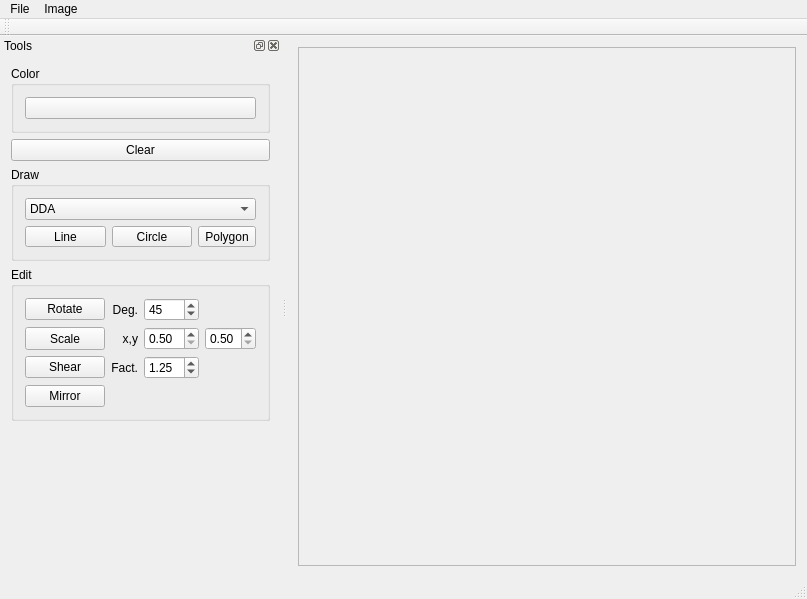
The window that src/ImageViewer.ui (IDemandASandwich/ImageViewer) describes before a commit, drawn with Qt 5.
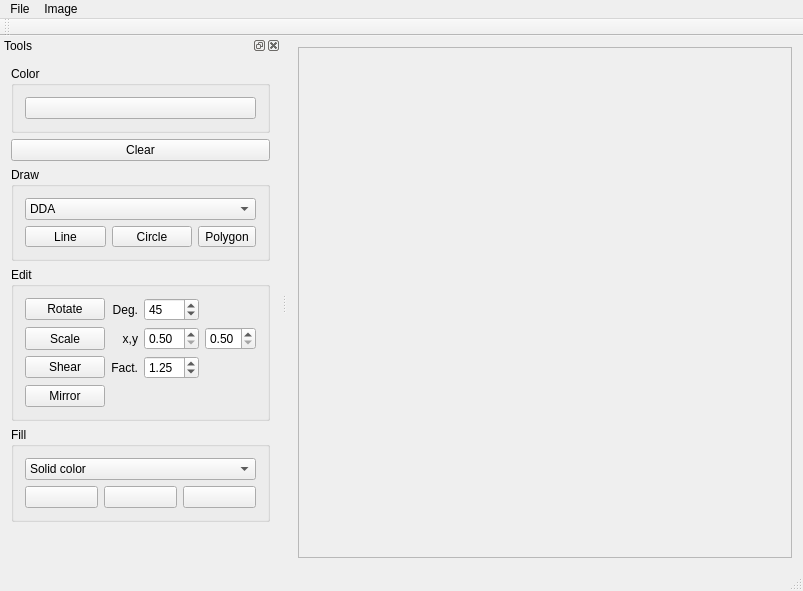
The same window after the commit.

Commit message: Nearest-neighbor fill working correctly.

What changed in the file:
```diff
--- a/src/ImageViewer.ui
+++ b/src/ImageViewer.ui
@@ -6,8 +6,8 @@
    <rect>
     <x>0</x>
     <y>0</y>
-    <width>807</width>
-    <height>599</height>
+    <width>803</width>
+    <height>591</height>
    </rect>
   </property>
   <property name="windowTitle">
@@ -25,8 +25,8 @@
         <rect>
          <x>0</x>
          <y>0</y>
-         <width>534</width>
-         <height>524</height>
+         <width>524</width>
+         <height>516</height>
         </rect>
        </property>
       </widget>
@@ -39,7 +39,7 @@
     <rect>
      <x>0</x>
      <y>0</y>
-     <width>807</width>
+     <width>803</width>
      <height>22</height>
     </rect>
    </property>
@@ -71,6 +71,18 @@
   </widget>
   <widget class="QStatusBar" name="statusBar"/>
   <widget class="QDockWidget" name="dockWidget">
+   <property name="sizePolicy">
+    <sizepolicy hsizetype="Fixed" vsizetype="Fixed">
+     <horstretch>0</horstretch>
+     <verstretch>0</verstretch>
+    </sizepolicy>
+   </property>
+   <property name="minimumSize">
+    <size>
+     <width>255</width>
+     <height>480</height>
+    </size>
+   </property>
    <property name="windowTitle">
     <string>Tools</string>
    </property>
@@ -338,6 +350,47 @@
        </layout>
       </widget>
      </item>
+     <item>
+      <widget class="QGroupBox" name="groupBoxFill">
+       <property name="title">
+        <string>Fill</string>
+       </property>
+       <layout class="QGridLayout" name="gridLayout_5">
+        <item row="0" column="0">
+         <layout class="QGridLayout" name="gridLayout_2">
+          <item row="1" column="0">
+           <widget class="QPushButton" name="pushButtonColorA"/>
+          </item>
+          <item row="1" column="1">
+           <widget class="QPushButton" name="pushButtonColorB"/>
+          </item>
+          <item row="1" column="2">
+           <widget class="QPushButton" name="pushButtonColorC"/>
+          </item>
+          <item row="0" column="0" colspan="3">
+           <widget class="QComboBox" name="comboBoxFillType">
+            <item>
+             <property name="text">
+              <string>Solid color</string>
+             </property>
+            </item>
+            <item>
+             <property name="text">
+              <string>Nearest-neighbor</string>
+             </property>
+            </item>
+            <item>
+             <property name="text">
+              <string>Barycentric</string>
+             </property>
+            </item>
+           </widget>
+          </item>
+         </layout>
+        </item>
+       </layout>
+      </widget>
+     </item>
      <item>
       <spacer name="verticalSpacer">
        <property name="orientation">
```
Left out of the diff: 50 changed lines with no effect on the pictures. The commit also changes 4 other files.
